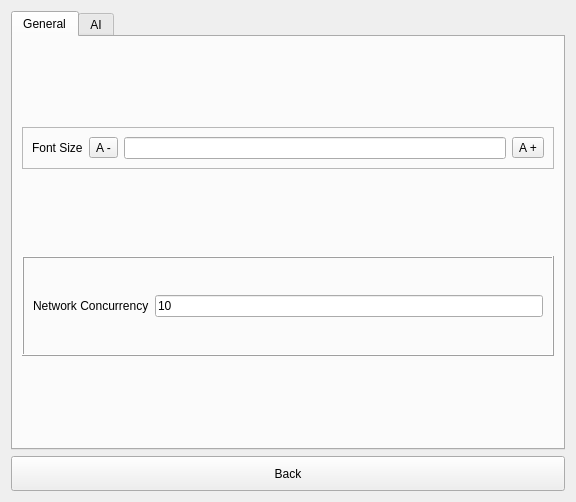
Above: src/Preferences.ui from ic005k/Knot before the change. Below: the same form after it.
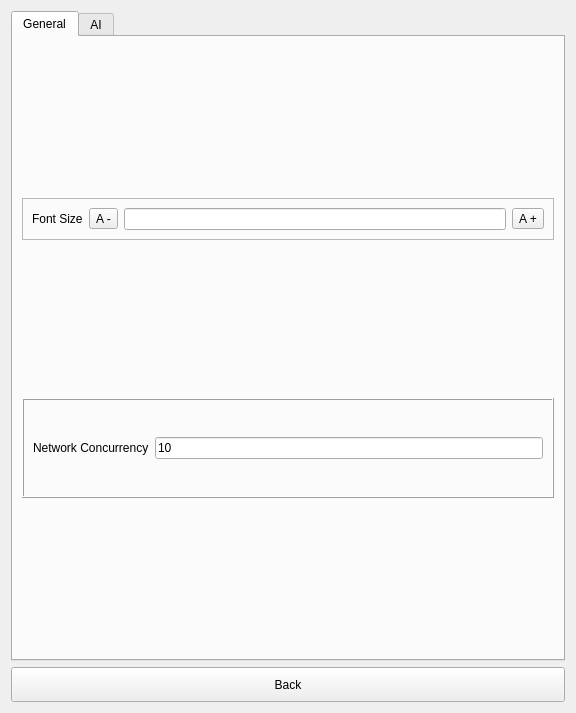
That is the form after the change.

```diff
--- a/src/Preferences.ui
+++ b/src/Preferences.ui
@@ -7,7 +7,7 @@
     <x>0</x>
     <y>0</y>
     <width>576</width>
-    <height>502</height>
+    <height>713</height>
    </rect>
   </property>
   <property name="windowTitle">
```
